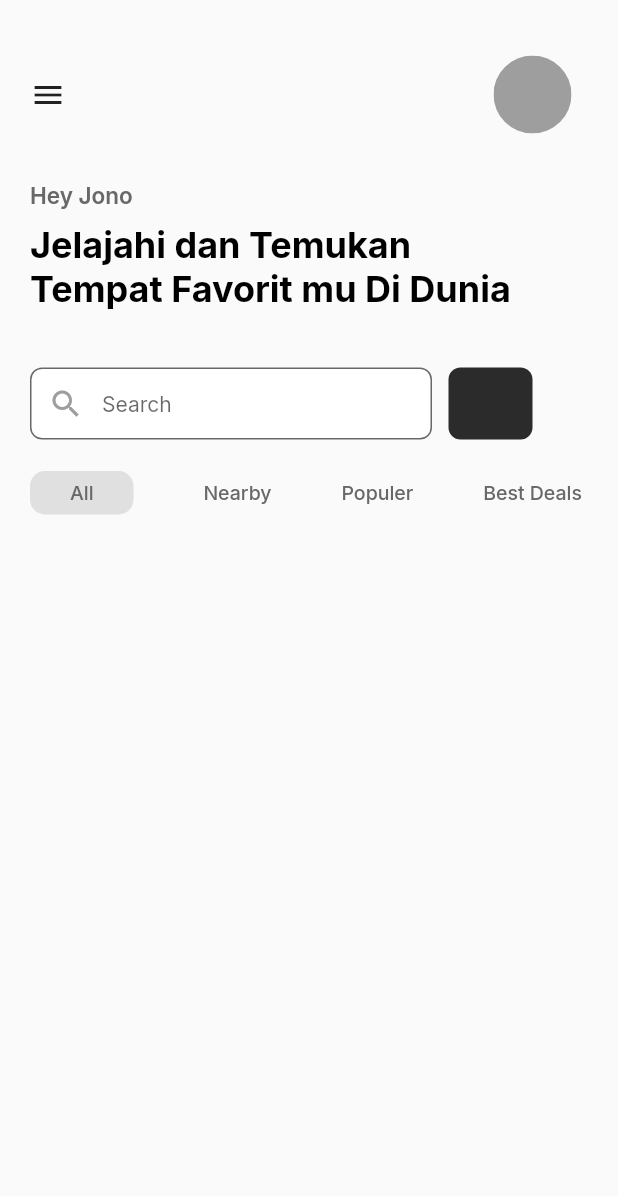
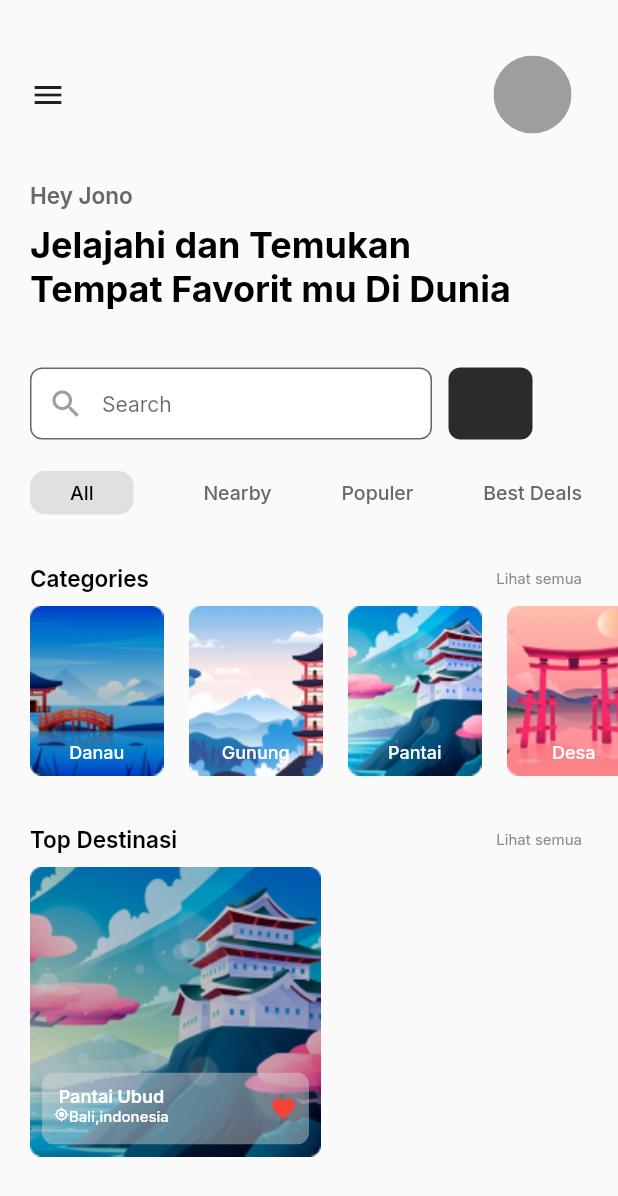
Before and after one commit to kauansous/Japan-App, a Flutter app: the screen it shows after launch, on a phone screen of 412 x 824 dp. Shown: the top 1196 px of the screen. Run offline on Flutter 3.47's test engine with Material 2 defaults, Android fonts, the light colour scheme and no system bars; our stand-ins replace device_preview, google_fonts.

Commit message:
Novos Arquivos!

```diff
--- a/lib/Components/categories.dart
+++ b/lib/Components/categories.dart
@@ -14,14 +14,18 @@ class Categories extends StatelessWidget {
       width: 89,
       height: 113,
       child: Stack(
+        alignment: Alignment.bottomCenter,
         children: [
           Image.asset(ImageCategories!),
-          Text(
-            titleCategories!,
-            style: GoogleFonts.inter(
-              fontSize: 12,
-              fontWeight: FontWeight.w500,
-              color: Colors.white,
+          Padding(
+            padding: const EdgeInsets.only(bottom: 8),
+            child: Text(
+              titleCategories!,
+              style: GoogleFonts.inter(
+                fontSize: 12,
+                fontWeight: FontWeight.w500,
+                color: Colors.white,
+              ),
             ),
           ),
         ],
--- /dev/null
+++ b/lib/Components/destinasi.dart
@@ -0,0 +1,82 @@
+// ignore_for_file: non_constant_identifier_names, must_be_immutable, prefer_const_literals_to_create_immutables, unnecessary_import
+import 'package:flutter/material.dart';
+import 'package:google_fonts/google_fonts.dart';
+
+class Destinasi extends StatelessWidget {
+  String? titledestinasi;
+  String? imagedestinasi;
+  String? localdestinasi;
+
+  Destinasi(this.imagedestinasi, this.titledestinasi, this.localdestinasi,
+      {Key? key})
+      : super(key: key);
+
+  @override
+  Widget build(BuildContext context) {
+    return Container(
+      width: 194,
+      height: 193,
+      decoration: const BoxDecoration(
+          borderRadius: BorderRadius.all(Radius.circular(8))),
+      child: Stack(
+        alignment: Alignment.bottomCenter,
+        children: [
+          Image.asset(imagedestinasi!),
+          Padding(
+            padding: const EdgeInsets.only(bottom: 8),
+            child: ClipRRect(
+              borderRadius: BorderRadius.circular(8),
+              child: Container(
+                width: 178,
+                height: 48,
+                color: const Color(0xFFDCDCDC).withOpacity(0.44),
+                child: Padding(
+                  padding: const EdgeInsets.all(8.0),
+                  child: Row(
+                    children: [
+                      Column(
+                        mainAxisAlignment: MainAxisAlignment.start,
+                        children: [
+                          Text(
+                            titledestinasi!,
+                            style: GoogleFonts.inter(
+                                fontSize: 12,
+                                fontWeight: FontWeight.w600,
+                                color: Colors.white),
+                          ),
+                          Row(
+                            crossAxisAlignment: CrossAxisAlignment.start,
+                            children: [
+                              const Icon(
+                                Icons.gps_fixed_rounded,
+                                size: 10,
+                                color: Colors.white,
+                              ),
+                              Text(
+                                localdestinasi!,
+                                style: GoogleFonts.inter(
+                                    fontSize: 10,
+                                    fontWeight: FontWeight.w500,
+                                    color: Colors.white),
+                              ),
+                            ],
+                          ),
+                        ],
+                      ),
+                      Expanded(child: Container()),
+                      const Icon(
+                        Icons.favorite,
+                        size: 18,
+                        color: Colors.red,
+                      )
+                    ],
+                  ),
+                ),
+              ),
+            ),
+          ),
+        ],
+      ),
+    );
+  }
+}
--- a/lib/main.dart
+++ b/lib/main.dart
@@ -2,6 +2,8 @@ import 'package:flutter/foundation.dart';
 import 'package:flutter/material.dart';
 import 'package:device_preview/device_preview.dart';
 import 'package:google_fonts/google_fonts.dart';
+import 'package:japan_app/Components/categories.dart';
+import 'package:japan_app/Components/destinasi.dart';
 
 void main() {
   runApp(
@@ -54,6 +56,8 @@ class _MyHomePageState extends State<MyHomePage> {
         height: double.infinity,
         child: Padding(
           padding: const EdgeInsets.only(top: 37, left: 20),
+          child: SingleChildScrollView(
+            scrollDirection: Axis.vertical,
             child: Column(
               crossAxisAlignment: CrossAxisAlignment.start,
               children: [
@@ -154,7 +158,7 @@ class _MyHomePageState extends State<MyHomePage> {
                           style: GoogleFonts.inter(
                               fontSize: 13,
                               fontWeight: FontWeight.w500,
-                            color: const Color(0xFF686868)),
+                              color: Colors.black),
                         ),
                       ),
                       opcao("Nearby"),
@@ -164,8 +168,93 @@ class _MyHomePageState extends State<MyHomePage> {
                   ),
                 ),
                 const SizedBox(height: 33),
-
+                Padding(
+                  padding: const EdgeInsets.only(right: 24),
+                  child: Row(
+                    children: [
+                      Text(
+                        "Categories",
+                        style: GoogleFonts.inter(
+                            fontSize: 15,
+                            fontWeight: FontWeight.w600,
+                            color: Colors.black),
+                      ),
+                      Expanded(child: Container()),
+                      Text(
+                        "Lihat semua",
+                        style: GoogleFonts.inter(
+                            fontSize: 10,
+                            fontWeight: FontWeight.w400,
+                            color: const Color(0xFF8A8A8A)),
+                      ),
                     ],
+                  ),
+                ),
+                const SizedBox(
+                  height: 10,
+                ),
+                SizedBox(
+                  width: double.infinity,
+                  height: 113,
+                  child: ListView(
+                    scrollDirection: Axis.horizontal,
+                    children: [
+                      Categories("assets/Danau.png", "Danau"),
+                      const SizedBox(
+                        width: 17,
+                      ),
+                      Categories("assets/Gunung.png", "Gunung"),
+                      const SizedBox(
+                        width: 17,
+                      ),
+                      Categories("assets/Pantai.png", "Pantai"),
+                      const SizedBox(
+                        width: 17,
+                      ),
+                      Categories("assets/Desa.png", "Desa"),
+                    ],
+                  ),
+                ),
+                const SizedBox(
+                  height: 33,
+                ),
+                Padding(
+                  padding: const EdgeInsets.only(right: 24),
+                  child: Row(
+                    children: [
+                      Text(
+                        "Top Destinasi",
+                        style: GoogleFonts.inter(
+                            fontSize: 15,
+                            fontWeight: FontWeight.w600,
+                            color: Colors.black),
+                      ),
+                      Expanded(child: Container()),
+                      Text(
+                        "Lihat semua",
+                        style: GoogleFonts.inter(
+                            fontSize: 10,
+                            fontWeight: FontWeight.w400,
+                            color: const Color(0xFF8A8A8A)),
+                      ),
+                    ],
+                  ),
+                ),
+                const SizedBox(
+                  height: 10,
+                ),
+                SizedBox(
+                  width: double.infinity,
+                  height: 193,
+                  child: ListView(
+                    scrollDirection: Axis.horizontal,
+                    children: [
+                      Destinasi("assets/Pantai2.png", "Pantai Ubud", "Bali,indonesia")
+                    ],
+                  ),
+                ),
+              ],
+            ),
           ),
         ),
       ),
```
Also changed, not shown: pubspec.yaml (+7 -8 lines), assets/Danau.png (added), assets/Desa.png (added), assets/Gps.png (added), assets/Gunung.png (added), assets/Gunung2.png (added), assets/Pantai.png (added), assets/Pantai2.png (added), pubspec.lock, 2 other files. Lines whose indentation alone changed are shown as unchanged.
